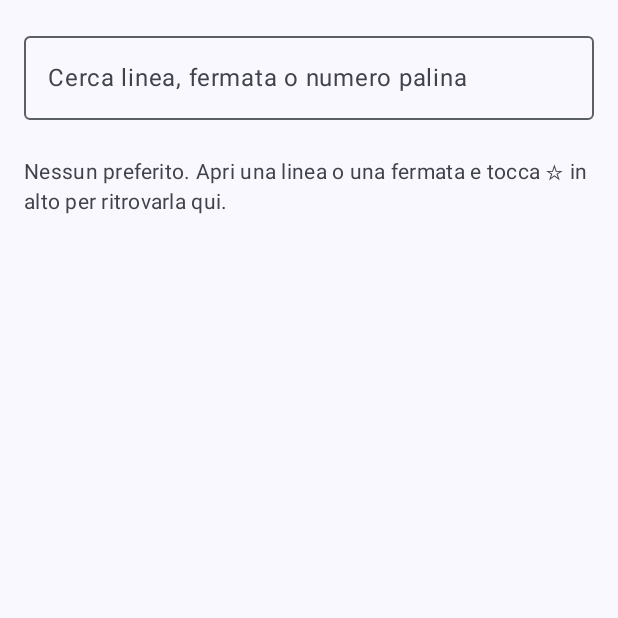
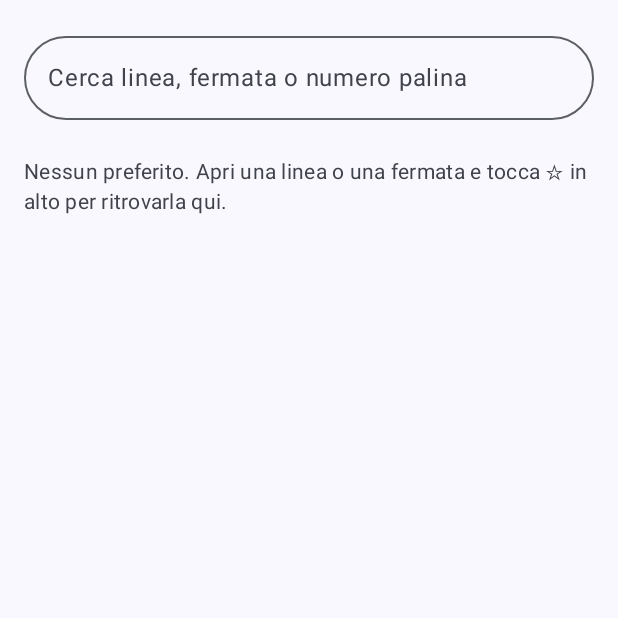
Before and after one commit to francescomarcari24-creator/Bus_Track, an Android app built with Jetpack Compose: the screen it shows after launch (MainActivity), on a phone screen of 412 x 824 dp, the top half of it. Run offline under Robolectric (Android 15) with nearby library versions, the phone set to English and light mode, and no system bars; libraries missing offline, so code that uses them is left out: org.maplibre.android, org.maplibre.geojson; network calls fail; 9 statements that could not run were skipped.

Commit message:
Riquadri stondati (28dp) e colori dell'app e dell'icona dal tema di Android
Co-Authored-By: Claude Sonnet 5.5 <noreply@anthropic.com>

```diff
--- a/app/src/main/java/com/example/bustrack/ui/TransitScreens.kt
+++ b/app/src/main/java/com/example/bustrack/ui/TransitScreens.kt
@@ -47,6 +47,7 @@ import androidx.compose.ui.Alignment
 import androidx.compose.ui.Modifier
 import com.example.bustrack.favorites.Favorite
 import androidx.compose.ui.graphics.Color
+import com.example.bustrack.ui.theme.CardCorner
 import com.example.bustrack.ui.theme.LiveTheme
 import androidx.compose.ui.res.painterResource
 import com.example.bustrack.R
@@ -268,6 +269,7 @@ private fun StopsPageContent(page: StopsPage, state: StopsState, favorites: Favo
                 onValueChange = vm::onQueryChange,
                 label = { Text("Cerca linea, fermata o numero palina") },
                 singleLine = true,
+                shape = CardCorner,
                 modifier = Modifier.fillMaxWidth(),
             )
             LazyColumn(
@@ -405,6 +407,7 @@ private fun VehiclesScreen(vm: TransitViewModel) {
                 onValueChange = { filter = it },
                 label = { Text("Filtra per linea") },
                 singleLine = true,
+                shape = CardCorner,
                 modifier = Modifier.weight(1f),
             )
             if (!showStops) {
--- a/app/src/main/java/com/example/bustrack/ui/theme/Theme.kt
+++ b/app/src/main/java/com/example/bustrack/ui/theme/Theme.kt
@@ -3,7 +3,10 @@ package com.example.bustrack.ui.theme
 import android.app.Activity
 import android.os.Build
 import androidx.compose.foundation.isSystemInDarkTheme
+import androidx.compose.foundation.shape.RoundedCornerShape
 import androidx.compose.material3.MaterialTheme
+import androidx.compose.material3.Shapes
+import androidx.compose.ui.unit.dp
 import androidx.compose.material3.darkColorScheme
 import androidx.compose.material3.dynamicDarkColorScheme
 import androidx.compose.material3.dynamicLightColorScheme
@@ -34,6 +37,10 @@ private val LightColorScheme = lightColorScheme(
     */
 )
 
+/** Riquadri tondeggianti come il popup della direzione (28dp): schede, popup e campi di testo. */
+val CardCorner = RoundedCornerShape(28.dp)
+private val AppShapes = Shapes(medium = CardCorner, large = CardCorner, extraLarge = CardCorner)
+
 @Composable
 fun BusTrackTheme(
     darkTheme: Boolean = isSystemInDarkTheme(),
@@ -55,6 +62,7 @@ fun BusTrackTheme(
         MaterialTheme(
             colorScheme = colorScheme,
             typography = Typography,
+            shapes = AppShapes,
             content = content
         )
     }
--- a/app/src/main/res/drawable/ic_launcher_background.xml
+++ b/app/src/main/res/drawable/ic_launcher_background.xml
@@ -4,7 +4,8 @@
     android:height="108dp"
     android:viewportWidth="108"
     android:viewportHeight="108">
+    <!-- Colore d'accento del tema di sistema (Material You): cambia con lo sfondo del telefono. -->
     <path
-        android:fillColor="#1565C0"
+        android:fillColor="@android:color/system_accent1_600"
         android:pathData="M0,0h108v108h-108z" />
 </vector>
--- a/app/src/main/res/values/themes.xml
+++ b/app/src/main/res/values/themes.xml
@@ -1,5 +1,9 @@
 <?xml version="1.0" encoding="utf-8"?>
 <resources>
 
-    <style name="Theme.BusTrack" parent="android:Theme.Material.Light.NoActionBar" />
+    <!-- DayNight + DeviceDefault: finestra di avvio con colori chiaro/scuro e accento del sistema. -->
+    <style name="Theme.BusTrack" parent="android:Theme.DeviceDefault.DayNight">
+        <item name="android:windowActionBar">false</item>
+        <item name="android:windowNoTitle">true</item>
+    </style>
 </resources>
```
